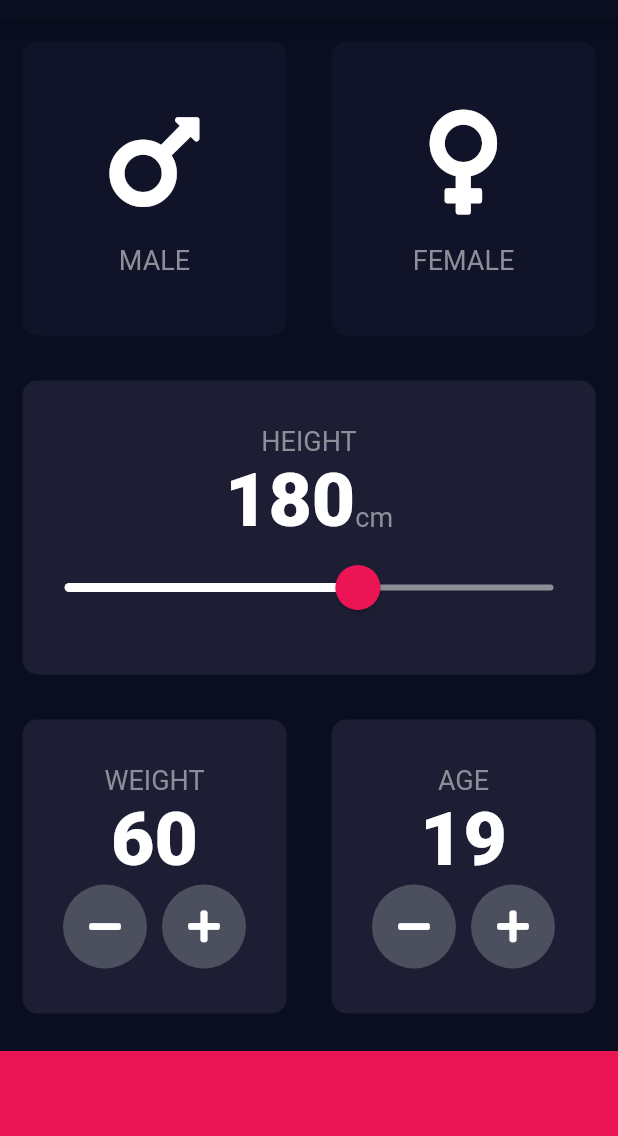
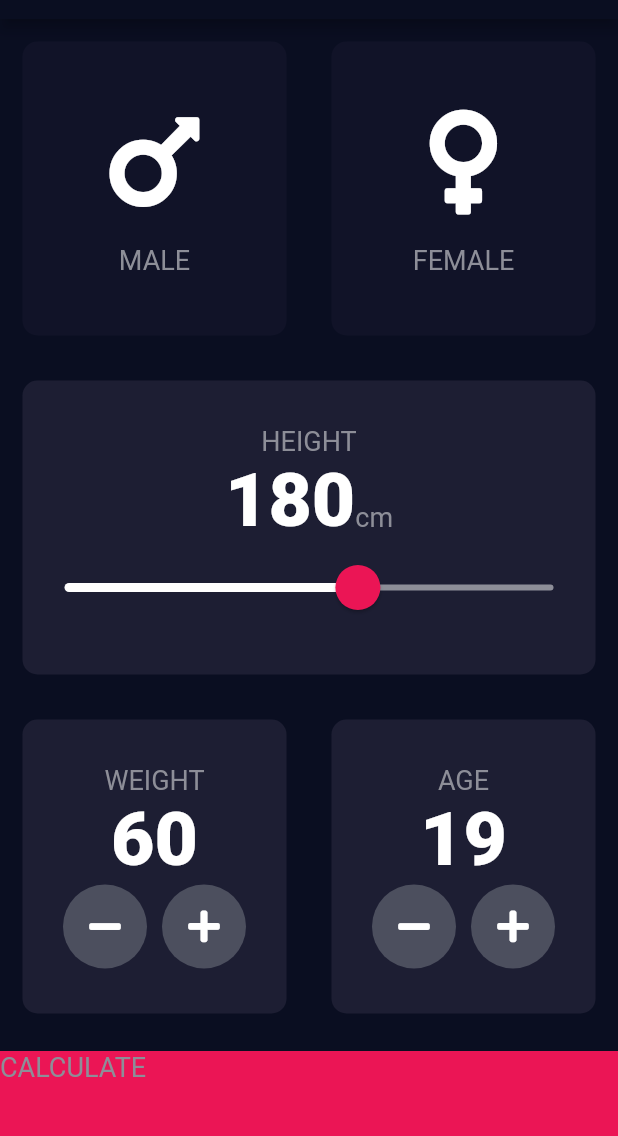
Before and after one commit to SHAH-JI/bmi-calculator-flutter, a Flutter app: the screen it shows after launch, on a phone screen of 412 x 824 dp, the part 65-1201 px from its top. Run offline on Flutter 3.47's test engine with Material 2 defaults, Android fonts, the phone set to English and light mode, and no system bars; our stand-ins replace font_awesome_flutter.

```diff
--- a/lib/input_page.dart
+++ b/lib/input_page.dart
@@ -4,6 +4,7 @@ import 'package:font_awesome_flutter/font_awesome_flutter.dart';
 import 'icon_content.dart';
 import 'reusable_card.dart';
 import 'constants.dart';
+import 'results_page.dart';
 
 enum Gender { male, female }
 
@@ -203,11 +204,21 @@ class _InputPageState extends State<InputPage> {
               ],
             ),
           ),
-          Container(
-            color: kBottomContainerColor,
-            margin: EdgeInsets.only(top: 10.0),
-            width: double.infinity,
-            height: kBottomContainerHeight,
+          GestureDetector(
+            onTap: () {
+              Navigator.push(context,
+                  MaterialPageRoute(builder: (context) => ResultsPage()));
+            },
+            child: Container(
+              child: Text(
+                'CALCULATE',
+                style: kLabelTextStyle,
+              ),
+              color: kBottomContainerColor,
+              margin: EdgeInsets.only(top: 10.0),
+              width: double.infinity,
+              height: kBottomContainerHeight,
+            ),
           ),
         ],
       ),
```
Also changed, not shown: lib/results_page.dart (added, +13 -0 lines).
